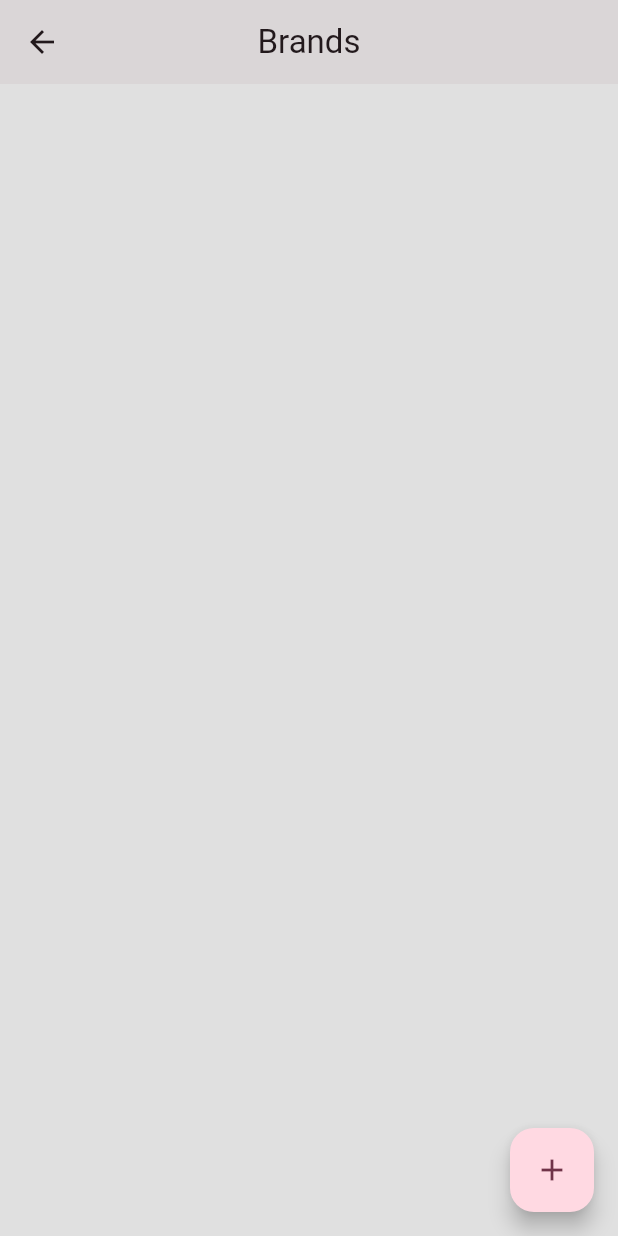
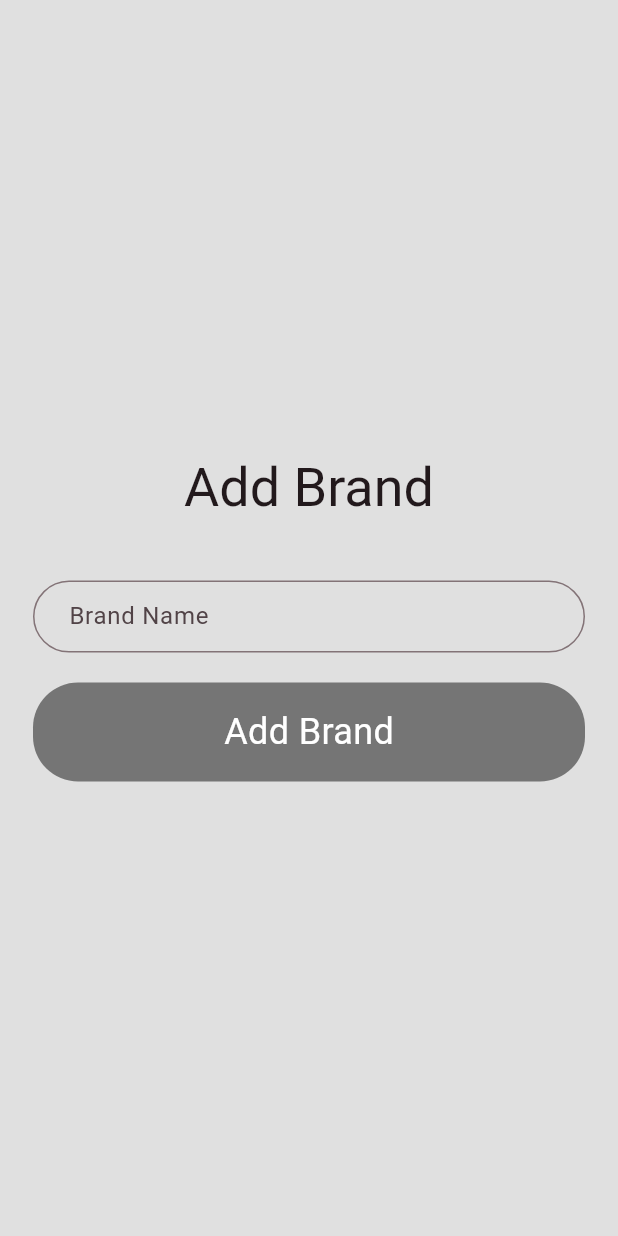
Before and after one commit to Huzaifa236/Watches_hub, a Flutter app: the BrandPage screen opened directly, after a tap on the "add" icon, on a phone screen of 412 x 824 dp. Run offline on Flutter 3.47's test engine with Material 3 defaults, Android fonts, the phone set to English and light mode, and no system bars; our stand-ins replace cloud_firestore, firebase_auth, firebase_core, firebase_storage, image_picker; accounts and stored records are empty.

Commit message:
Third changes

```diff
--- a/lib/Admin/AdminServices/brandServices.dart
+++ b/lib/Admin/AdminServices/brandServices.dart
@@ -12,7 +12,7 @@ class BrandServices {
   Future<void>addBrand(String brandName,BuildContext context)async{
     try{
       Map<String,dynamic> data ={
-        "Band":brandName,
+        "Brand":brandName,
       };
      await firestore.collection("Brands").add(data);
     }catch(e){
--- /dev/null
+++ b/lib/Admin/Pages/brandPages/add_brands.dart
@@ -0,0 +1,78 @@
+
+
+
+
+import 'dart:io';
+import 'dart:typed_data';
+
+
+import 'package:flutter/material.dart';
+import 'package:image_picker/image_picker.dart';
+import 'package:watches_hub/Admin/AdminServices/brandServices.dart';
+import 'package:watches_hub/Admin/Pages/productPages/widgets.dart';
+import 'package:watches_hub/Constants/app_colors.dart';
+
+import '../../../Widgets/my_button.dart';
+
+class AddBrands extends StatefulWidget {
+  const AddBrands({super.key});
+
+  @override
+  State<AddBrands> createState() => _AddBrandsState();
+}
+
+class _AddBrandsState extends State<AddBrands> {
+  final BrandServices brandServices =BrandServices();
+  final TextEditingController brandNameController =TextEditingController();
+  final GlobalKey<FormState> key = GlobalKey<FormState>();
+  @override
+  Widget build(BuildContext context) {
+    return Scaffold(
+      backgroundColor: AppColors.backgroundColor,
+      body: Form(
+        key: key,
+        child: Padding(
+          padding: const EdgeInsets.all(12.0),
+          child: Column(
+            mainAxisAlignment: MainAxisAlignment.center,
+            children: [
+              Text("Add Brand",style: Theme.of(context).textTheme.displaySmall,),
+              const SizedBox(height: 40),
+              Padding(
+                padding: const EdgeInsets.symmetric(horizontal: 10.0),
+                child: TextFormField(
+                  controller: brandNameController,
+                  cursorColor: Colors.black,
+                  validator: (value){
+                    if(value == null || value.isEmpty){
+                      return "BrandName is empty";
+                    }
+                    return null;
+                  },
+                  decoration: InputDecoration(
+                      hintText: "Brand Name",
+                      contentPadding: const EdgeInsets.only(left: 20.0),
+                      border: OutlineInputBorder(
+                        borderRadius: BorderRadius.circular(30),
+                        borderSide: BorderSide(color: Colors.grey.shade900,
+                            width: 3),
+                      )
+                  ),
+                ),
+              ),
+              const SizedBox(height: 20,),
+              MyButton(text: 'Add Brand', onTap: ()async{
+                if(key.currentState!.validate()) {
+                  await brandServices.addBrand(brandNameController.text, context);
+                  if(context.mounted) {
+                    Navigator.pop(context);
+                  }
+                }
+              },),
+            ],
+          ),
+        ),
+      ),
+    );
+  }
+}
--- a/lib/Admin/Pages/brandPages/brand.dart
+++ b/lib/Admin/Pages/brandPages/brand.dart
@@ -2,14 +2,18 @@
 
 import 'package:cloud_firestore/cloud_firestore.dart';
 import 'package:flutter/material.dart';
+import 'package:watches_hub/Admin/Pages/brandPages/add_brands.dart';
+import 'package:watches_hub/Admin/Pages/brandPages/update_brands.dart';
 
 import '../../../Constants/app_colors.dart';
+import '../../AdminServices/brandServices.dart';
 
 class BrandPage extends StatelessWidget {
   const BrandPage({super.key});
 
   @override
   Widget build(BuildContext context) {
+    final BrandServices brandServices =BrandServices();
     final Stream<QuerySnapshot> brandStream = FirebaseFirestore.instance.collection('Brands').snapshots();
     return Scaffold(
       appBar: AppBar(
@@ -36,19 +40,20 @@ class BrandPage extends StatelessWidget {
                 var data = snapshot.data!.docs[index];
                 return ListTile(
                     leading: Text("${index+1}",style: const TextStyle(fontSize: 20),),
-                    title: Text(data['Email']),
-                    subtitle: Text(data['Username']),
+                    title: Text(data['Brand']),
                     trailing: SizedBox(
                       height: 50,
                       width: 100,
                       child: Row(
                         children: [
-                          IconButton(onPressed: (){
-                            // updateUser(data['Username'],data['Email'],data.id,context);
+                          IconButton(onPressed: ()async{
+                            Navigator.push(context, MaterialPageRoute(builder: (context){
+                              return UpdateBrands(id: data.id, brandName: data['Brand']);
+                            }));
                           },icon:const Icon(Icons.update),color: Colors.blueAccent,),
                           const SizedBox(width: 20,),
-                          IconButton(onPressed:(){
-                            // adminServices.deleteData(data.id, context);
+                          IconButton(onPressed:()async{
+                           await brandServices.deleteBrand(data.id, context);
                           },icon:const Icon(Icons.delete),color: Colors.redAccent,),
                         ],
                       ),
@@ -58,7 +63,9 @@ class BrandPage extends StatelessWidget {
         },
       ),
       floatingActionButton: FloatingActionButton(onPressed: (){
-        // addUser(context);
+        Navigator.push(context, MaterialPageRoute(builder: (context){
+          return const AddBrands();
+        }));
       },child: const Icon(Icons.add),),
     );
   }
--- a/lib/Widgets/my_button.dart
+++ b/lib/Widgets/my_button.dart
@@ -15,7 +15,7 @@ class MyButton extends StatelessWidget {
     return Padding(
       padding: const EdgeInsets.symmetric(horizontal: 10.0),
       child: Container(
-        height: 50,
+        height: MediaQuery.of(context).size.height*0.080,
         width: double.infinity,
         decoration: BoxDecoration(
           borderRadius: BorderRadius.circular(30),
--- a/lib/main.dart
+++ b/lib/main.dart
@@ -1,6 +1,8 @@
 import 'package:firebase_core/firebase_core.dart';
 import 'package:flutter/material.dart';
 import 'package:watches_hub/Admin/Pages/productPages/add_products.dart';
+import 'Admin/Pages/brandPages/add_brands.dart';
+import 'Admin/admin_page.dart';
 import 'firebase_options.dart';
 
 void main()async {
--- a/pubspec.yaml
+++ b/pubspec.yaml
@@ -40,6 +40,7 @@ dependencies:
   cloud_firestore: ^5.2.1
   uuid: ^4.5.0
   image_picker: ^1.1.2
+  firebase_storage: ^12.2.0
 
 
 dev_dependencies:
```
Also changed, not shown: lib/Admin/AdminServices/productServices.dart (+9 -3 lines), lib/Admin/Pages/brandPages/update_brands.dart (added, +78 -0 lines), lib/Admin/Pages/brandPages/widgets.dart (added, +52 -0 lines), lib/Admin/Pages/productPages/add_products.dart (+74 -14 lines), lib/Admin/Pages/productPages/products.dart (+4 -4 lines), lib/Admin/admin_page.dart (+30 -2 lines), pubspec.lock, 3 other files.
